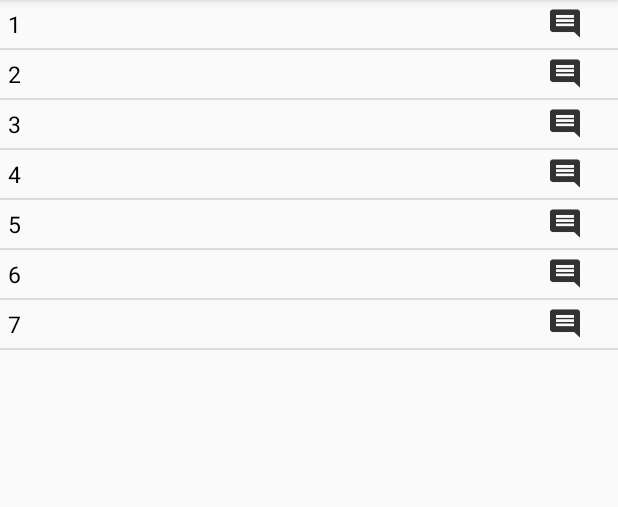
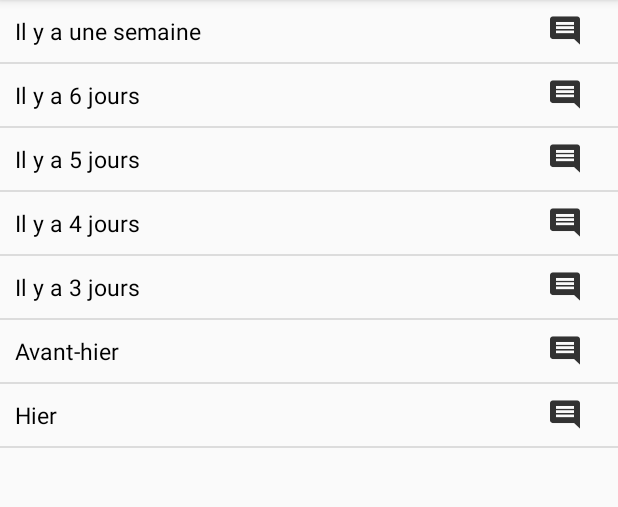
Before and after one commit to Noraj117/MoodTracker, an Android app: the screen it shows after launch (HistoryActivity), after a tap on an icon or button, on a phone screen of 412 x 824 dp, the part 84-591 px from its top. Run offline under Robolectric (Android 15) with nearby library versions, the phone set to English and light mode, and no system bars.

Commit message:
Try to add listview

```diff
--- a/app/src/main/java/com/collet/alexandre/moodtracker/controller/HistoryActivity.java
+++ b/app/src/main/java/com/collet/alexandre/moodtracker/controller/HistoryActivity.java
@@ -17,9 +17,12 @@ import java.text.SimpleDateFormat;
 import java.util.ArrayList;
 import java.util.Calendar;
 import java.util.Date;
-import java.util.HashSet;
 import java.util.List;
-import java.util.Set;
+import android.widget.ListView;
+import android.widget.Toast;
+import android.view.View;
+
+
 
 import com.collet.alexandre.moodtracker.model.MoodDataStorage;
 import com.collet.alexandre.moodtracker.view.MoodAdapter;
@@ -31,6 +34,12 @@ public class HistoryActivity extends AppCompatActivity implements AdapterView.On
 
     private ListView mListView;
     private MoodAdapter lAdapter;
+    public static final int[][] LIST_COLOR = {
+            {R.color.faded_red,
+                    R.color.warm_grey,
+                    R.color.cornflower_blue_65,
+                    R.color.light_sage,
+                    R.color.banana_yellow}};
 
 
     @Override
@@ -52,6 +61,8 @@ public class HistoryActivity extends AppCompatActivity implements AdapterView.On
         moodList.add(new MoodDataStorage(5,"Il y a 3 jours"));
         moodList.add(new MoodDataStorage(6,"Avant-hier"));
         moodList.add(new MoodDataStorage(7,"Hier"));
+
+
 
         lAdapter = new MoodAdapter(this,moodList);
         mListView.setAdapter(lAdapter);
@@ -78,7 +89,9 @@ public class HistoryActivity extends AppCompatActivity implements AdapterView.On
         }
 }
 
+
     @Override
     public void onItemClick(AdapterView<?> parent, View view, int position, long id) {
+
     }
 }
--- a/app/src/main/java/com/collet/alexandre/moodtracker/model/MoodDataStorage.java
+++ b/app/src/main/java/com/collet/alexandre/moodtracker/model/MoodDataStorage.java
@@ -1,34 +1,41 @@
 package com.collet.alexandre.moodtracker.model;
 
 public class MoodDataStorage {
+
+    private int Couleur;
+    private String Commentaire;
+
+    public MoodDataStorage(int couleur, String commentaire) {
+        this.Couleur = couleur;
+        this.Commentaire = commentaire;
+    }
 
     public MoodDataStorage() {
 
     }
 
-    public MoodDataStorage(int couleur, String commentaire) {
-        this.couleur = couleur;
-        this.commentaire = commentaire;
-    }
-
-    private int couleur;
-    private String commentaire;
 
     public int getCouleur() {
-        return couleur;
+        return Couleur;
     }
 
     public void setCouleur(int couleur) {
-        this.couleur = couleur;
+        this.Couleur = couleur;
     }
 
     public String getCommentaire() {
-        return commentaire;
+        return Commentaire;
     }
 
     public void setCommentaire(String commentaire) {
-        this.commentaire = commentaire;
+        this.Commentaire = commentaire;
     }
 
-
+    @Override
+    public String toString() {
+        return "MoodDataStorage{" +
+                "couleur=" + Couleur +
+                ", commentaire='" + Commentaire + '\'' +
+                '}';
+    }
 }
--- a/app/src/main/java/com/collet/alexandre/moodtracker/view/MoodAdapter.java
+++ b/app/src/main/java/com/collet/alexandre/moodtracker/view/MoodAdapter.java
@@ -35,10 +35,10 @@ public class MoodAdapter extends ArrayAdapter<MoodDataStorage> {
 
         MoodDataStorage currentMood = moodList.get(position);
 
-        TextView txtColor = (TextView) listItem.findViewById(R.id.item_history_text);
+        TextView txtColor = (TextView) listItem.findViewById(R.id.item_history_toast);
         txtColor.setText(currentMood.getCouleur()+"");
 
-        TextView txtCommentaire = (TextView) listItem.findViewById(R.id.item_history_toast);
+        TextView txtCommentaire = (TextView) listItem.findViewById(R.id.item_history_text);
         txtCommentaire.setText(currentMood.getCommentaire());
 
         return listItem;
--- a/app/src/main/res/layout/activity_history.xml
+++ b/app/src/main/res/layout/activity_history.xml
@@ -7,9 +7,11 @@
     tools:context="com.collet.alexandre.moodtracker.controller.HistoryActivity">
 
     <ListView
-        android:layout_width="match_parent"
-        android:layout_height="match_parent"
+        android:layout_width="wrap_content"
+        android:layout_height="wrap_content"
         android:layout_weight="1"
-        android:id="@+id/moodListXml"/>
+        android:id="@+id/moodListXml"
+        android:layout_alignParentTop="true"
+        android:layout_centerHorizontal="true"/>
 
 </LinearLayout>
--- a/app/src/main/res/layout/list_item.xml
+++ b/app/src/main/res/layout/list_item.xml
@@ -10,7 +10,7 @@
         android:layout_width="match_parent"
         android:layout_height="match_parent"
         android:background="@null"
-        android:padding="5dp"
+        android:padding="10dp"
         android:text="date_time"
         android:textColor="#000000"
         android:textSize="15sp" />
@@ -23,7 +23,7 @@
         android:layout_alignParentStart="true"
         android:layout_centerVertical="true"
         android:layout_gravity="center_vertical"
-        android:padding="5dp"
+        android:padding="10dp"
         android:text="@string/toast_text"
         android:visibility="invisible" />
 
```
